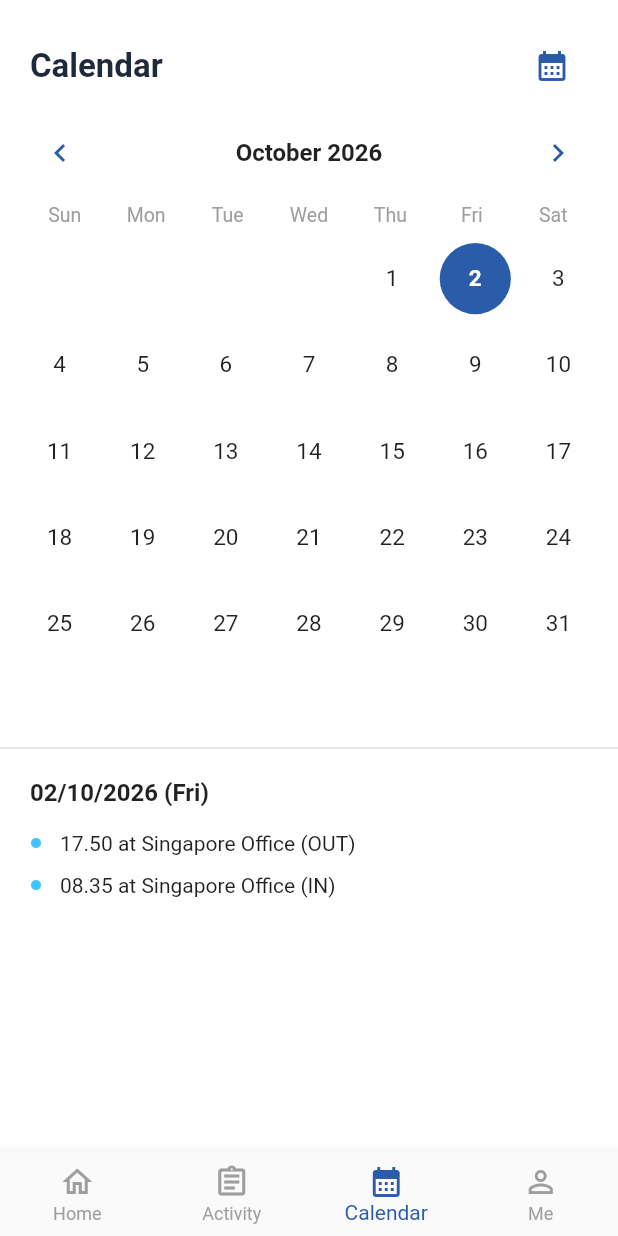
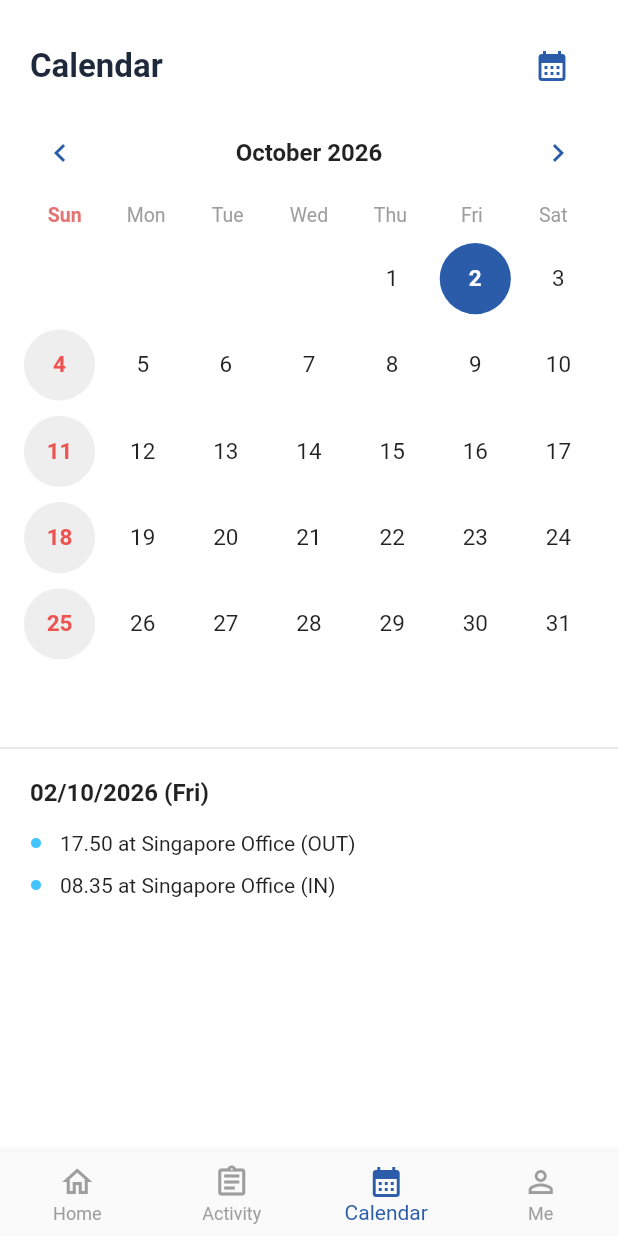
Before and after one commit to hoanglong0299/EnterpriseManagement-MB, a Flutter app: the DashboardScreen screen opened directly, item 3 of the bottom bar chosen, on a phone screen of 412 x 824 dp. Run offline on Flutter 3.47's test engine with Material 3 defaults, Android fonts, the phone set to English and light mode, and no system bars; our stand-ins replace dio, shared_preferences; accounts and stored records are empty.

Commit message:
sửa calendar, thêm screen privacy, tab leave stt

```diff
--- a/lib/features/calendar/screens/calendar_screen.dart
+++ b/lib/features/calendar/screens/calendar_screen.dart
@@ -22,18 +22,17 @@ class _CalendarScreenState extends State<CalendarScreen> {
     });
   }
 
-  // HÀM MỚI: Hiển thị hộp thoại chọn ngày nhanh
   Future<void> _selectDate(BuildContext context) async {
     final DateTime? picked = await showDatePicker(
       context: context,
       initialDate: _selectedDate,
-      firstDate: DateTime(2000), // Giới hạn năm bắt đầu
-      lastDate: DateTime(2100),  // Giới hạn năm kết thúc
+      firstDate: DateTime(2000),
+      lastDate: DateTime(2100),
       builder: (context, child) {
         return Theme(
           data: Theme.of(context).copyWith(
             colorScheme: const ColorScheme.light(
-              primary: Color(0xFF2A5CAA), // Đổi màu chủ đạo của bộ chọn cho hợp tone app
+              primary: Color(0xFF2A5CAA),
               onPrimary: Colors.white,
               onSurface: Colors.black,
             ),
@@ -46,7 +45,6 @@ class _CalendarScreenState extends State<CalendarScreen> {
     if (picked != null && picked != _selectedDate) {
       setState(() {
         _selectedDate = picked;
-        // Tự động nhảy lịch về đúng tháng/năm của ngày vừa chọn
         _focusedMonth = DateTime(picked.year, picked.month, 1);
       });
     }
@@ -63,6 +61,9 @@ class _CalendarScreenState extends State<CalendarScreen> {
                            _selectedDate.month == DateTime.now().month &&
                            _selectedDate.day == DateTime.now().day;
 
+    // Kiểm tra xem ngày đang được chọn có phải là Chủ nhật không
+    bool isSelectedSunday = _selectedDate.weekday == DateTime.sunday;
+
     return Container(
       color: Colors.white,
       child: Column(
@@ -76,12 +77,10 @@ class _CalendarScreenState extends State<CalendarScreen> {
                 const Text('Calendar', style: TextStyle(fontSize: 22, fontWeight: FontWeight.bold, color: Color(0xFF1E293B))),
                 Row(
                   children: [
-                    // Gắn sự kiện gọi hàm _selectDate vào icon này
                     IconButton(
                       icon: const Icon(Icons.calendar_month, color: Color(0xFF2A5CAA)),
                       onPressed: () => _selectDate(context),
                     ),
-
                   ],
                 ),
               ],
@@ -111,7 +110,16 @@ class _CalendarScreenState extends State<CalendarScreen> {
             child: Row(
               mainAxisAlignment: MainAxisAlignment.spaceAround,
               children: _weekDays.map((day) => Expanded(
-                child: Center(child: Text(day, style: const TextStyle(color: Colors.grey, fontSize: 13))),
+                child: Center(
+                  child: Text(
+                    day,
+                    style: TextStyle(
+                      color: day == 'Sun' ? Colors.red.shade300 : Colors.grey, // Chữ Sun màu đỏ nhạt
+                      fontSize: 13,
+                      fontWeight: day == 'Sun' ? FontWeight.bold : FontWeight.normal,
+                    ),
+                  ),
+                ),
               )).toList(),
             ),
           ),
@@ -144,9 +152,12 @@ class _CalendarScreenState extends State<CalendarScreen> {
 
                       int day = index - firstDayOffset + 1;
                       DateTime currentDate = DateTime(_focusedMonth.year, _focusedMonth.month, day);
+
                       bool isSelected = _selectedDate.year == currentDate.year &&
                                         _selectedDate.month == currentDate.month &&
                                         _selectedDate.day == currentDate.day;
+
+                      bool isSunday = currentDate.weekday == DateTime.sunday;
 
                       return GestureDetector(
                         onTap: () {
@@ -157,15 +168,21 @@ class _CalendarScreenState extends State<CalendarScreen> {
                         child: Container(
                           decoration: BoxDecoration(
                             shape: BoxShape.circle,
-                            color: isSelected ? const Color(0xFF2A5CAA) : Colors.transparent,
+                            // Nếu được chọn -> Màu xanh. Nếu là CN chưa chọn -> Nền xám mờ. Còn lại -> Trong suốt
+                            color: isSelected
+                                ? const Color(0xFF2A5CAA)
+                                : (isSunday ? Colors.grey.shade200 : Colors.transparent),
                           ),
                           child: Center(
                             child: Text(
                               day.toString(),
                               style: TextStyle(
                                 fontSize: 15,
-                                color: isSelected ? Colors.white : Colors.black87,
-                                fontWeight: isSelected ? FontWeight.bold : FontWeight.normal,
+                                // Chọn -> Trắng. Chủ nhật -> Đỏ nhạt. Bình thường -> Đen
+                                color: isSelected
+                                    ? Colors.white
+                                    : (isSunday ? Colors.red.shade400 : Colors.black87),
+                                fontWeight: isSelected || isSunday ? FontWeight.bold : FontWeight.normal,
                               ),
                             ),
                           ),
@@ -198,7 +215,24 @@ class _CalendarScreenState extends State<CalendarScreen> {
                     ),
                     const SizedBox(height: 16),
 
-                    if (isTodaySelected && provider.historyRecords.isNotEmpty)
+                    // XỬ LÝ LOGIC HIỂN THỊ NỘI DUNG NGÀY
+                    if (isSelectedSunday)
+                      const Row(
+                        children: [
+                          Icon(Icons.weekend, size: 20, color: Colors.orange), // Icon nghỉ ngơi
+                          SizedBox(width: 12),
+                          Text(
+                            'DAY-OFF',
+                            style: TextStyle(
+                              fontSize: 15,
+                              color: Colors.black87,
+                              fontWeight: FontWeight.bold,
+                              letterSpacing: 1.0,
+                            ),
+                          ),
+                        ],
+                      )
+                    else if (isTodaySelected && provider.historyRecords.isNotEmpty)
                       ...provider.historyRecords.map((record) => Padding(
                         padding: const EdgeInsets.only(bottom: 12.0),
                         child: Row(
--- a/lib/features/dashboard/screens/dashboard_screen.dart
+++ b/lib/features/dashboard/screens/dashboard_screen.dart
@@ -1,9 +1,10 @@
 import 'package:flutter/material.dart';
 import '../../check_in/screens/check_in_screen.dart';
-import '../../calendar/screens/calendar_screen.dart'; // Đảm bảo thư mục của bạn là 'calendar' (chữ a)
+import '../../calendar/screens/calendar_screen.dart';
 import '../../activity/screens/activity_screen.dart';
 import '../../profile/screens/profile_screen.dart';
 import '../../leave/screens/leave_record_screen.dart';
+import '../../leave/screens/leave_status_screen.dart';
 
 class DashboardScreen extends StatefulWidget {
   const DashboardScreen({super.key});
@@ -15,24 +16,29 @@ class DashboardScreen extends StatefulWidget {
 class _DashboardScreenState extends State<DashboardScreen> {
   int _currentIndex = 0;
 
+  // Dữ liệu mẫu cho trạng thái nghỉ phép (Có thể liên kết và cập nhật từ Leave Record)
+  final List<Map<String, dynamic>> _leaveStatusData = [
+    {'title': 'Annual Leave', 'value': '7 Days', 'category': 'Nghỉ có lương'},
+    {'title': 'Sick Leave', 'value': '12 Days', 'category': 'Nghỉ có lương'},
+    {'title': 'Extended Child Care Leave', 'value': '0 Day', 'category': 'Nghỉ chế độ'},
+    {'title': 'Marriage Leave (Kết hôn)', 'value': '3 Days', 'category': 'Nghỉ chế độ'},
+    {'title': 'Bereavement Leave (Tang chế)', 'value': '3 Days', 'category': 'Nghỉ chế độ'},
+  ];
+
   @override
   Widget build(BuildContext context) {
-    // 1. Khai báo danh sách các màn hình tương ứng với 4 tab
     final List<Widget> screens = [
-      _buildHomeBody(), // Index 0: Tab Home
-      const ActivityScreen(), // Index 1: Tab Activity
-      const CalendarScreen(), // Index 2: Tab Calendar
-      const ProfileScreen(), // Index 3: Tab Profile (Me)
+      _buildHomeBody(),
+      const ActivityScreen(),
+      const CalendarScreen(),
+      const ProfileScreen(),
     ];
 
     return Scaffold(
       backgroundColor: const Color(0xFFF5F7FA),
       body: SafeArea(
-        // 2. Nội dung thay đổi động dựa vào biến _currentIndex
         child: screens[_currentIndex],
       ),
-
-      // Thanh Bottom Navigation Bar
       bottomNavigationBar: BottomNavigationBar(
         currentIndex: _currentIndex,
         onTap: (index) {
@@ -53,34 +59,44 @@ class _DashboardScreenState extends State<DashboardScreen> {
     );
   }
 
-  // --- HÀM TÁCH GIAO DIỆN HOME CŨ ---
+  // --- HÀM TÁCH GIAO DIỆN HOME ---
   Widget _buildHomeBody() {
     return SingleChildScrollView(
       child: Column(
         children: [
-          // 1. Header (Appbar tùy chỉnh với Thanh tìm kiếm & Avatar)
           _buildHeader(),
-
-          // 2. Lưới nút bấm Menu chức năng (Quick Actions)
           _buildQuickMenu(context),
-
           const SizedBox(height: 10),
 
-          // 3. Thẻ "Leave Status" (Trạng thái nghỉ phép)
-          _buildCard(
+          // 3. Thẻ "Leave Status" (Giữ nguyên khung tổng hợp bên ngoài)
+          // Khi bấm vào thẻ hoặc nút mũi tên sẽ chuyển sang màn hình danh sách chi tiết
+          InkWell(
+            onTap: () {
+              Navigator.push(
+                context,
+                MaterialPageRoute(
+                  builder: (_) => LeaveStatusScreen(leaveStatusList: _leaveStatusData),
+                ),
+              );
+            },
+            child: AbsorbPointer(
+              // Dùng AbsorbPointer để giữ nguyên giao diện hiển thị khung thẻ thu gọn nhưng vẫn bắt sự kiện InkWell tổng
+              child: _buildCard(
                 title: 'Leave Status',
                 child: Column(
                   children: [
-                _buildStatusRow('Annual Leave', '7 Days'),
+                    // Hiển thị 3 mục tiêu biểu ngoài Dashboard
+                    _buildStatusRow(_leaveStatusData[0]['title'], _leaveStatusData[0]['value']),
                     const Divider(height: 1),
-                _buildStatusRow('Sick Leave', '12 Days'),
+                    _buildStatusRow(_leaveStatusData[1]['title'], _leaveStatusData[1]['value']),
                     const Divider(height: 1),
-                _buildStatusRow('Extended Child Care Leave', '0 Day'),
+                    _buildStatusRow(_leaveStatusData[2]['title'], _leaveStatusData[2]['value']),
                   ],
                 ),
               ),
+            ),
+          ),
 
-          // 4. Thẻ "Company Notice" (Thông báo công ty)
           _buildCard(
             title: 'Company Notice',
             child: const Padding(
@@ -92,7 +108,6 @@ class _DashboardScreenState extends State<DashboardScreen> {
             ),
           ),
 
-          // 5. Thẻ "Useful Link" (Liên kết hữu ích)
           _buildCard(
             title: 'Useful Link',
             child: Column(
@@ -102,10 +117,7 @@ class _DashboardScreenState extends State<DashboardScreen> {
                   onTap: () {},
                   child: const Padding(
                     padding: EdgeInsets.symmetric(vertical: 8.0),
-                    child: Text(
-                      'EMS Service Website',
-                      style: TextStyle(color: Colors.black54, fontSize: 13),
-                    ),
+                    child: Text('EMS Service Website', style: TextStyle(color: Colors.black54, fontSize: 13)),
                   ),
                 ),
                 const Divider(height: 1),
@@ -113,23 +125,18 @@ class _DashboardScreenState extends State<DashboardScreen> {
                   onTap: () {},
                   child: const Padding(
                     padding: EdgeInsets.symmetric(vertical: 8.0),
-                    child: Text(
-                      'Insurance Policy',
-                      style: TextStyle(color: Colors.black54, fontSize: 13),
-                    ),
+                    child: Text('Insurance Policy', style: TextStyle(color: Colors.black54, fontSize: 13)),
                   ),
                 ),
               ],
             ),
           ),
-
           const SizedBox(height: 20),
         ],
       ),
     );
   }
 
-  // --- WIDGET HEADERS ---
   Widget _buildHeader() {
     return Container(
       padding: const EdgeInsets.symmetric(horizontal: 16, vertical: 16),
@@ -156,37 +163,31 @@ class _DashboardScreenState extends State<DashboardScreen> {
     );
   }
 
-  // --- WIDGET GRID MENU (6 NÚT CHỨC NĂNG) ---
   Widget _buildQuickMenu(BuildContext context) {
     final List<Map<String, dynamic>> menuItems = [
       {
         'title': 'Leave Record',
         'icon': Icons.flight_takeoff,
         'color': const Color(0xFF2FA2B1),
-        'onTap': () {
-          // Chuyển hướng sang màn hình Lịch sử xin nghỉ
-          Navigator.push(
+        'onTap': () async {
+          // Chuyển hướng sang LeaveRecordScreen và có thể nhận dữ liệu cập nhật ngày nghỉ nếu cần
+          await Navigator.push(
             context,
             MaterialPageRoute(builder: (_) => const LeaveRecordScreen()),
           );
         }
       },
-
       {
         'title': 'Clock In/Out',
         'icon': Icons.location_on,
         'color': const Color(0xFFE69D35),
         'onTap': () {
-          // Chuyển hướng sang màn hình Chấm công
           Navigator.push(
             context,
             MaterialPageRoute(builder: (_) => const CheckInScreen()),
           );
         }
       },
-
-
-      {'title': 'More', 'icon': Icons.grid_view, 'color': const Color(0xFF607D8B), 'onTap': null},
     ];
 
     return Container(
@@ -236,7 +237,6 @@ class _DashboardScreenState extends State<DashboardScreen> {
     );
   }
 
-  // --- WIDGET KHUNG THẺ KHỐI DƯỚI ---
   Widget _buildCard({required String title, required Widget child}) {
     return Container(
       margin: const EdgeInsets.symmetric(horizontal: 16, vertical: 8),
@@ -266,7 +266,6 @@ class _DashboardScreenState extends State<DashboardScreen> {
     );
   }
 
-  // --- HELPER DÒNG TRẠNG THÁI NGHỈ PHÉP ---
   Widget _buildStatusRow(String label, String value) {
     return Padding(
       padding: const EdgeInsets.symmetric(vertical: 10.0),
@@ -287,7 +286,6 @@ class _DashboardScreenState extends State<DashboardScreen> {
   }
 }
 
-// Custom Helper Class cho Bottom Navigation
 class BottomNavigationBarColor extends BottomNavigationBarItem {
   BottomNavigationBarColor({
     required super.icon,
--- a/pubspec.yaml
+++ b/pubspec.yaml
@@ -40,6 +40,7 @@ dependencies:
   cupertino_icons: ^1.0.8
   intl: ^0.20.3
   geocoding: ^5.0.0
+  firebase_messaging: ^16.7.0
 
 dev_dependencies:
   flutter_test:
```
Also changed, not shown: lib/features/leave/screens/leave_status_screen.dart (added, +71 -0 lines), lib/features/profile/screens/privacy_statement_screen.dart (added, +85 -0 lines), lib/features/profile/screens/profile_screen.dart (+10 -2 lines), pubspec.lock, 3 other files. Lines whose indentation alone changed are shown as unchanged.
